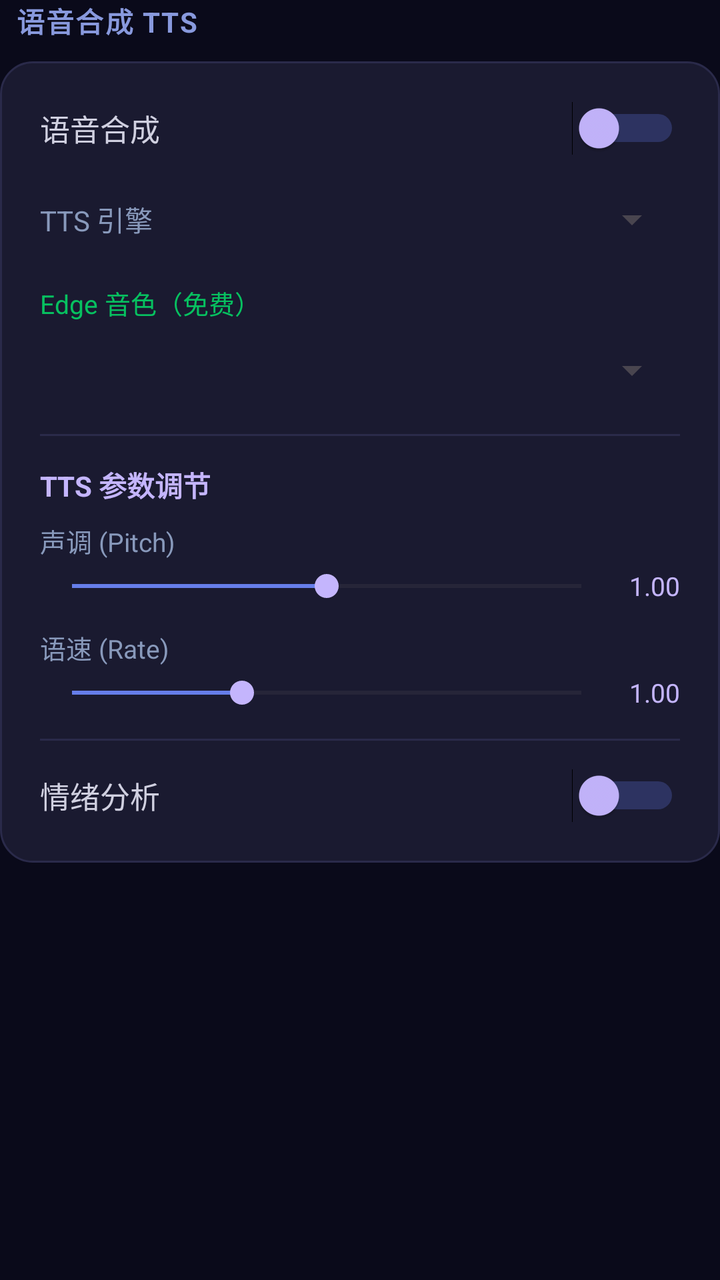
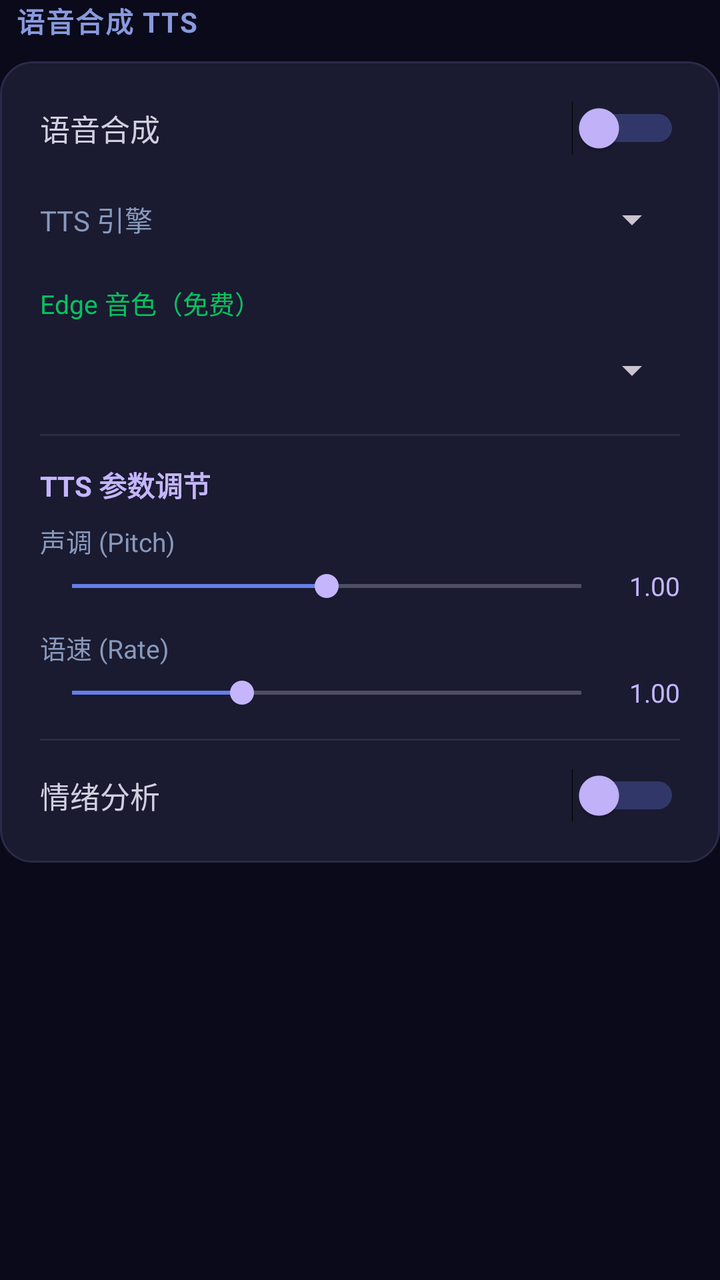

Screens rendered from an Android XML layout before and after an edit, with the pre-edit source and the edit as a unified diff.
<!-- AndroidManifest.xml: application theme Theme.Companion -->
<!-- res/layout/item_settings_tts.xml -->
<?xml version="1.0" encoding="utf-8"?>
<LinearLayout xmlns:android="http://schemas.android.com/apk/res/android"
    xmlns:app="http://schemas.android.com/apk/res-auto"
    android:layout_width="match_parent"
    android:layout_height="wrap_content"
    android:orientation="vertical">

    <TextView
        android:layout_width="match_parent"
        android:layout_height="wrap_content"
        android:text="  语音合成 TTS"
        android:textSize="14sp"
        android:textStyle="bold"
        android:textColor="#8899dd"
        android:letterSpacing="0.05"
        android:layout_marginBottom="10dp" />

    <FrameLayout
        android:layout_width="match_parent"
        android:layout_height="wrap_content"
        android:layout_marginBottom="16dp"
        android:background="@drawable/bg_settings_card">

        <LinearLayout
            android:layout_width="match_parent"
            android:layout_height="wrap_content"
            android:orientation="vertical"
            android:padding="20dp">

            <LinearLayout
                android:layout_width="match_parent"
                android:layout_height="wrap_content"
                android:orientation="horizontal"
                android:gravity="center_vertical"
                android:layout_marginBottom="12dp">

                <TextView
                    android:layout_width="0dp"
                    android:layout_height="wrap_content"
                    android:layout_weight="1"
                    android:text="语音合成"
                    android:textSize="15sp"
                    android:textColor="#d0d0e0" />

                <Switch
                    android:id="@+id/switch_tts"
                    android:layout_width="wrap_content"
                    android:layout_height="wrap_content"
                    android:trackTint="#667eea"
                    android:thumbTint="#c4b5fd" />
            </LinearLayout>

            <LinearLayout
                android:layout_width="match_parent"
                android:layout_height="wrap_content"
                android:orientation="horizontal"
                android:gravity="center_vertical"
                android:layout_marginBottom="12dp">

                <TextView
                    android:layout_width="wrap_content"
                    android:layout_height="wrap_content"
                    android:text="TTS 引擎"
                    android:textSize="14sp"
                    android:textColor="#8899bb" />

                <Spinner
                    android:id="@+id/spinner_tts_engine"
                    android:layout_width="0dp"
                    android:layout_height="40dp"
                    android:layout_weight="1"
                    android:layout_marginStart="8dp"
                    android:spinnerMode="dropdown"
                    android:popupBackground="#1a1a2e" />
            </LinearLayout>

            <LinearLayout
                android:id="@+id/layout_edge_voice"
                android:layout_width="match_parent"
                android:layout_height="wrap_content"
                android:orientation="vertical"
                android:visibility="visible">

                <TextView
                    android:layout_width="match_parent"
                    android:layout_height="wrap_content"
                    android:text="Edge 音色（免费）"
                    android:textSize="13sp"
                    android:textColor="#07c160"
                    android:layout_marginBottom="4dp" />

                <Spinner
                    android:id="@+id/spinner_edge_voice"
                    android:layout_width="match_parent"
                    android:layout_height="40dp"
                    android:spinnerMode="dropdown"
                    android:popupBackground="#1a1a2e"
                    android:layout_marginBottom="12dp" />
            </LinearLayout>

            <LinearLayout
                android:id="@+id/layout_cloud_tts"
                android:layout_width="match_parent"
                android:layout_height="wrap_content"
                android:orientation="vertical"
                android:visibility="gone">

                <com.google.android.material.textfield.TextInputLayout
                    android:layout_width="match_parent"
                    android:layout_height="wrap_content"
                    android:hint="TTS API 地址"
                    app:boxBackgroundColor="@android:color/transparent"
                    app:boxStrokeColor="#667eea"
                    app:hintTextColor="#667eea"
                    android:layout_marginBottom="10dp">

                    <com.google.android.material.textfield.TextInputEditText
                        android:id="@+id/et_tts_api_url"
                        android:layout_width="match_parent"
                        android:layout_height="wrap_content"
                        android:textSize="14sp"
                        android:textColor="#d0d0e0"
                        android:textColorHint="#667788" />
                </com.google.android.material.textfield.TextInputLayout>

                <com.google.android.material.textfield.TextInputLayout
                    android:layout_width="match_parent"
                    android:layout_height="wrap_content"
                    android:hint="TTS 模型"
                    app:boxBackgroundColor="@android:color/transparent"
                    app:boxStrokeColor="#667eea"
                    app:hintTextColor="#667eea"
                    android:layout_marginBottom="10dp">

                    <com.google.android.material.textfield.TextInputEditText
                        android:id="@+id/et_tts_model"
                        android:layout_width="match_parent"
                        android:layout_height="wrap_content"
                        android:textSize="14sp"
                        android:textColor="#d0d0e0"
                        android:textColorHint="#667788" />
                </com.google.android.material.textfield.TextInputLayout>
            </LinearLayout>

            <View
                android:layout_width="match_parent"
                android:layout_height="1dp"
                android:background="#2a2a4a"
                android:layout_marginBottom="14dp" />

            <TextView
                android:layout_width="match_parent"
                android:layout_height="wrap_content"
                android:text="TTS 参数调节"
                android:textSize="14sp"
                android:textStyle="bold"
                android:textColor="#c4b5fd"
                android:layout_marginBottom="8dp" />

            <TextView
                android:layout_width="match_parent"
                android:layout_height="wrap_content"
                android:text="声调 (Pitch)"
                android:textSize="13sp"
                android:textColor="#8899bb"
                android:layout_marginBottom="4dp" />

            <LinearLayout
                android:layout_width="match_parent"
                android:layout_height="wrap_content"
                android:orientation="horizontal"
                android:gravity="center_vertical"
                android:layout_marginBottom="12dp">

                <SeekBar
                    android:id="@+id/seek_tts_pitch"
                    android:layout_width="0dp"
                    android:layout_height="wrap_content"
                    android:layout_weight="1"
                    android:max="150"
                    android:min="50"
                    android:progress="100"
                    android:progressTint="#667eea"
                    android:thumbTint="#c4b5fd" />

                <TextView
                    android:id="@+id/tv_tts_pitch_value"
                    android:layout_width="wrap_content"
                    android:layout_height="wrap_content"
                    android:text="1.00"
                    android:textSize="13sp"
                    android:textColor="#c4b5fd"
                    android:layout_marginStart="8dp" />
            </LinearLayout>

            <TextView
                android:layout_width="match_parent"
                android:layout_height="wrap_content"
                android:text="语速 (Rate)"
                android:textSize="13sp"
                android:textColor="#8899bb"
                android:layout_marginBottom="4dp" />

            <LinearLayout
                android:layout_width="match_parent"
                android:layout_height="wrap_content"
                android:orientation="horizontal"
                android:gravity="center_vertical"
                android:layout_marginBottom="14dp">

                <SeekBar
                    android:id="@+id/seek_tts_rate"
                    android:layout_width="0dp"
                    android:layout_height="wrap_content"
                    android:layout_weight="1"
                    android:max="200"
                    android:min="50"
                    android:progress="100"
                    android:progressTint="#667eea"
                    android:thumbTint="#c4b5fd" />

                <TextView
                    android:id="@+id/tv_tts_rate_value"
                    android:layout_width="wrap_content"
                    android:layout_height="wrap_content"
                    android:text="1.00"
                    android:textSize="13sp"
                    android:textColor="#c4b5fd"
                    android:layout_marginStart="8dp" />
            </LinearLayout>

            <View
                android:layout_width="match_parent"
                android:layout_height="1dp"
                android:background="#2a2a4a"
                android:layout_marginBottom="14dp" />

            <LinearLayout
                android:layout_width="match_parent"
                android:layout_height="wrap_content"
                android:orientation="horizontal"
                android:gravity="center_vertical">

                <TextView
                    android:layout_width="0dp"
                    android:layout_height="wrap_content"
                    android:layout_weight="1"
                    android:text="情绪分析"
                    android:textSize="15sp"
                    android:textColor="#d0d0e0" />

                <Switch
                    android:id="@+id/switch_emotion_analysis"
                    android:layout_width="wrap_content"
                    android:layout_height="wrap_content"
                    android:trackTint="#667eea"
                    android:thumbTint="#c4b5fd" />
            </LinearLayout>
        </LinearLayout>
    </FrameLayout>

</LinearLayout>
<!-- resources referenced by this layout -->
<resources>
  <style name="Theme.Companion" parent="Theme.Material3.DayNight.NoActionBar">
          <item name="colorPrimary">@color/accent_blue</item>
          <item name="colorPrimaryVariant">@color/purple_700</item>
          <item name="colorOnPrimary">@color/white</item>
          <item name="colorSecondary">@color/accent_cyan</item>
          <item name="colorSecondaryVariant">@color/teal_700</item>
          <item name="colorSurface">@color/surface_dark</item>
          <item name="colorOnSurface">@color/text_primary</item>
          <item name="android:statusBarColor">@color/bg_start</item>
          <item name="android:navigationBarColor">@color/bg_start</item>
          <item name="android:windowBackground">@color/bg_start</item>
  
          <item name="android:activityOpenEnterAnimation">@anim/slide_in_right</item>
          <item name="android:activityOpenExitAnimation">@anim/fade_out</item>
          <item name="android:activityCloseEnterAnimation">@anim/fade_in</item>
          <item name="android:activityCloseExitAnimation">@anim/slide_out_left</item>
  
          <item name="android:windowEnterTransition">@android:transition/fade</item>
          <item name="android:windowExitTransition">@android:transition/fade</item>
  
          <item name="android:colorEdgeEffect">@color/accent_purple</item>
      </style>
  <color name="accent_blue">#667eea</color>
  <color name="white">#FFFFFFFF</color>
  <color name="accent_cyan">#64ffda</color>
  <color name="teal_700">#FF018786</color>
  <color name="surface_dark">#14142a</color>
  <color name="text_primary">#ececf4</color>
  <color name="bg_start">#0a0a1a</color>
  <!-- unchanged entries left out for length: 3 -->
</resources>

<!-- the commit's change to res/layout/item_settings_tts.xml (unified diff, before → after) -->
@@ -105,6 +105,30 @@
                 android:orientation="vertical"
                 android:visibility="gone">
 
+                <LinearLayout
+                    android:layout_width="match_parent"
+                    android:layout_height="wrap_content"
+                    android:orientation="horizontal"
+                    android:gravity="center_vertical"
+                    android:layout_marginBottom="10dp">
+
+                    <TextView
+                        android:layout_width="0dp"
+                        android:layout_height="wrap_content"
+                        android:layout_weight="1"
+                        android:text="TTS 厂商"
+                        android:textSize="15sp"
+                        android:textColor="#d0d0e0" />
+
+                    <Spinner
+                        android:id="@+id/spinner_tts_provider"
+                        android:layout_width="180dp"
+                        android:layout_height="40dp"
+                        android:background="@drawable/bg_spinner"
+                        android:popupBackground="#1a1a3e"
+                        android:textColor="#d0d0e0" />
+                </LinearLayout>
+
                 <com.google.android.material.textfield.TextInputLayout
                     android:layout_width="match_parent"
                     android:layout_height="wrap_content"
@@ -126,6 +150,25 @@
                 <com.google.android.material.textfield.TextInputLayout
                     android:layout_width="match_parent"
                     android:layout_height="wrap_content"
+                    android:hint="TTS API Key"
+                    app:boxBackgroundColor="@android:color/transparent"
+                    app:boxStrokeColor="#667eea"
+                    app:hintTextColor="#667eea"
+                    android:layout_marginBottom="10dp">
+
+                    <com.google.android.material.textfield.TextInputEditText
+                        android:id="@+id/et_tts_api_key"
+                        android:layout_width="match_parent"
+                        android:layout_height="wrap_content"
+                        android:textSize="14sp"
+                        android:textColor="#d0d0e0"
+                        android:inputType="textPassword"
+                        android:textColorHint="#667788" />
+                </com.google.android.material.textfield.TextInputLayout>
+
+                <com.google.android.material.textfield.TextInputLayout
+                    android:layout_width="match_parent"
+                    android:layout_height="wrap_content"
                     android:hint="TTS 模型"
                     app:boxBackgroundColor="@android:color/transparent"
                     app:boxStrokeColor="#667eea"
@@ -140,6 +183,44 @@
                         android:textColor="#d0d0e0"
                         android:textColorHint="#667788" />
                 </com.google.android.material.textfield.TextInputLayout>
+
+                <com.google.android.material.textfield.TextInputLayout
+                    android:layout_width="match_parent"
+                    android:layout_height="wrap_content"
+                    android:hint="音色名称 (Voice Name)"
+                    app:boxBackgroundColor="@android:color/transparent"
+                    app:boxStrokeColor="#667eea"
+                    app:hintTextColor="#667eea"
+                    android:layout_marginBottom="10dp">
+
+                    <com.google.android.material.textfield.TextInputEditText
+                        android:id="@+id/et_tts_voice_name"
+                        android:layout_width="match_parent"
+                        android:layout_height="wrap_content"
+                        android:textSize="14sp"
+                        android:textColor="#d0d0e0"
+                        android:textColorHint="#667788" />
+                </com.google.android.material.textfield.TextInputLayout>
+
+                <com.google.android.material.button.MaterialButton
+                    android:id="@+id/btn_test_tts"
+                    style="@style/Widget.Material3.Button.OutlinedButton"
+                    android:layout_width="match_parent"
+                    android:layout_height="44dp"
+                    android:layout_marginTop="8dp"
+                    android:text="测试语音合成"
+                    android:textColor="#667eea"
+                    app:cornerRadius="10dp"
+                    app:strokeColor="#667eea" />
+
+                <TextView
+                    android:id="@+id/tv_tts_test_result"
+                    android:layout_width="match_parent"
+                    android:layout_height="wrap_content"
+                    android:layout_marginTop="4dp"
+                    android:textColor="#4CAF50"
+                    android:textSize="12sp"
+                    android:visibility="gone" />
             </LinearLayout>
 
             <View
<!-- resource entries referenced after the edit -->
@@ -1,6 +1,16 @@
 <!-- resources referenced by this layout -->
 <resources>
-  <style name="Theme.Companion" parent="Theme.Material3.DayNight.NoActionBar">
+  <!-- drawable bg_spinner (drawable) -->
+  <?xml version="1.0" encoding="utf-8"?>
+  <shape xmlns:android="http://schemas.android.com/apk/res/android"
+      android:shape="rectangle">
+      <solid android:color="#1a1a3e" />
+      <corners android:radius="8dp" />
+      <stroke
+          android:width="1dp"
+          android:color="#2a2a5a" />
+  </shape>
+  <style name="Theme.Companion" parent="Theme.Material3.Dark.NoActionBar">
           <item name="colorPrimary">@color/accent_blue</item>
           <item name="colorPrimaryVariant">@color/purple_700</item>
           <item name="colorOnPrimary">@color/white</item>
@@ -21,6 +31,11 @@
           <item name="android:windowExitTransition">@android:transition/fade</item>
   
           <item name="android:colorEdgeEffect">@color/accent_purple</item>
+  
+          <item name="alertDialogTheme">@style/ThemeOverlay.Companion.AlertDialog</item>
+          <item name="android:alertDialogTheme">@style/ThemeOverlay.Companion.AlertDialog.Legacy</item>
+          <item name="android:datePickerDialogTheme">@style/ThemeOverlay.Companion.DatePicker</item>
+          <item name="android:timePickerDialogTheme">@style/ThemeOverlay.Companion.TimePicker</item>
       </style>
   <color name="accent_blue">#667eea</color>
   <color name="white">#FFFFFFFF</color>
@@ -29,6 +44,32 @@
   <color name="surface_dark">#14142a</color>
   <color name="text_primary">#ececf4</color>
   <color name="bg_start">#0a0a1a</color>
+  <style name="ThemeOverlay.Companion.AlertDialog" parent="ThemeOverlay.Material3.MaterialAlertDialog">
+          <item name="colorSurface">@color/surface_card</item>
+          <item name="colorOnSurface">@color/text_primary</item>
+          <item name="android:textColorPrimary">@color/text_primary</item>
+          <item name="android:textColorSecondary">@color/text_secondary</item>
+      </style>
+  <style name="ThemeOverlay.Companion.AlertDialog.Legacy" parent="android:Theme.DeviceDefault.Dialog.Alert">
+          <item name="android:textColorPrimary">@color/text_primary</item>
+          <item name="android:textColorSecondary">@color/text_secondary</item>
+          <item name="android:background">@color/surface_card</item>
+          <item name="android:windowBackground">@color/surface_card</item>
+          <item name="android:colorBackground">@color/surface_card</item>
+      </style>
+  <style name="ThemeOverlay.Companion.DatePicker" parent="ThemeOverlay.Material3.Dialog">
+          <item name="colorSurface">@color/surface_card</item>
+          <item name="colorOnSurface">@color/text_primary</item>
+          <item name="android:textColorPrimary">@color/text_primary</item>
+          <item name="android:textColorSecondary">@color/text_secondary</item>
+          <item name="android:windowBackground">@color/surface_card</item>
+      </style>
+  <style name="ThemeOverlay.Companion.TimePicker" parent="ThemeOverlay.Material3.Dialog">
+          <item name="colorSurface">@color/surface_card</item>
+          <item name="colorOnSurface">@color/text_primary</item>
+      </style>
+  <color name="surface_card">#1a1a38</color>
+  <color name="text_secondary">#99aabb</color>
   <!-- unchanged entries left out for length: 3 -->
 </resources>
 
